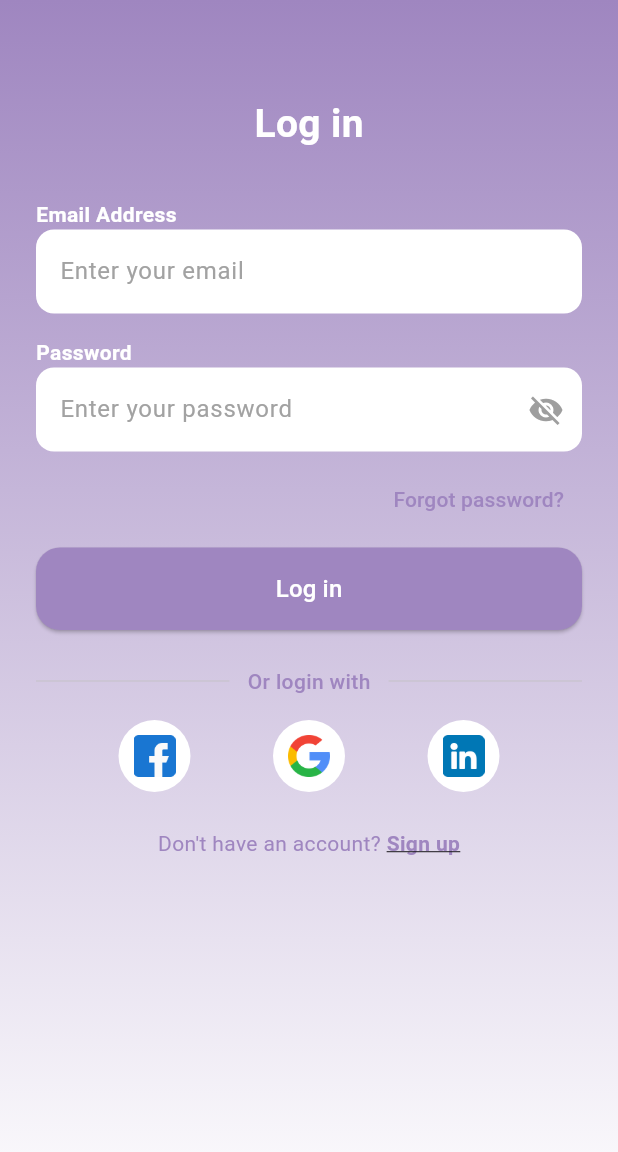
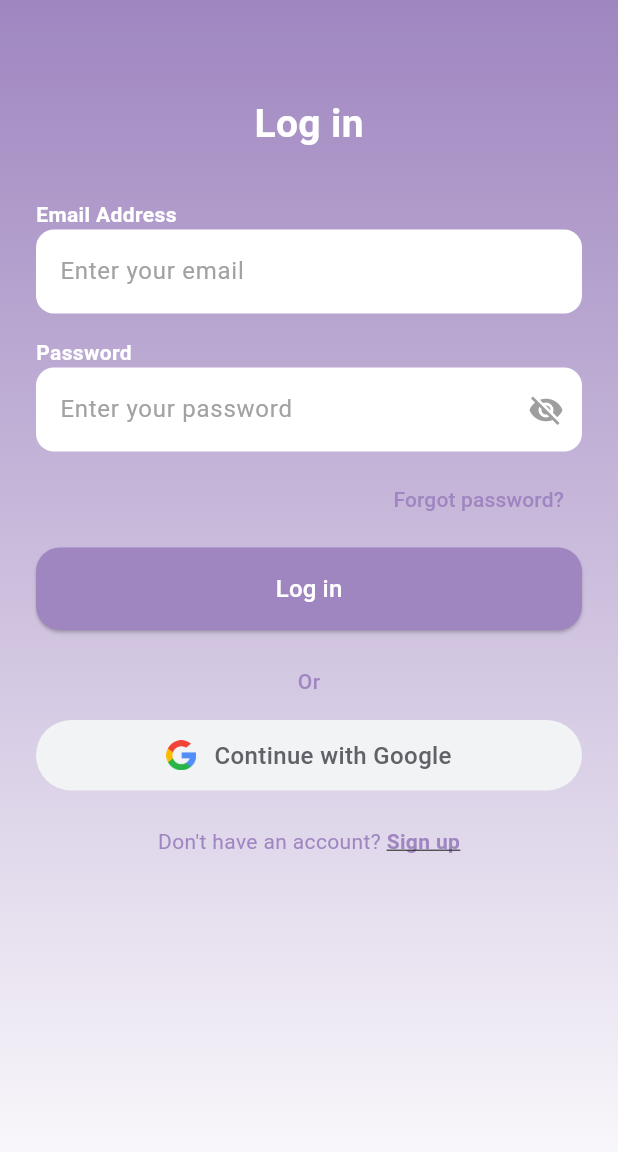
Before and after one commit to Fluently-Grad-Project/Frontend, a Flutter app: the LoginPage screen opened directly, on a phone screen of 412 x 824 dp. Shown: the top 1152 px of the screen. Run offline on Flutter 3.47's test engine with Material 3 defaults, Android fonts, the phone set to English and light mode, and no system bars; our stand-ins replace firebase_auth, firebase_core, google_sign_in; accounts and stored records are empty.

Commit message:
few changes

```diff
--- a/lib/screens/interests_page.dart
+++ b/lib/screens/interests_page.dart
@@ -125,8 +125,8 @@ class _InterestsPageState extends State<InterestsPage> {
   Widget _buildProgressBar(double progress) {
     return LinearProgressIndicator(
       value: progress,
-      backgroundColor: Colors.white,
-      valueColor: const AlwaysStoppedAnimation<Color>(Color(0xFF9F86C0)),
+      backgroundColor: const Color(0xFF9F86C0),
+      valueColor: AlwaysStoppedAnimation<Color>(Colors.white),
       minHeight: 6,
     );
   }
--- a/lib/screens/language_selection_page.dart
+++ b/lib/screens/language_selection_page.dart
@@ -95,8 +95,8 @@ class _LanguageSelectionPageState extends State<LanguageSelectionPage> {
   Widget _buildProgressBar(double progress) {
     return LinearProgressIndicator(
       value: progress,
-      backgroundColor: Colors.white,
-      valueColor: const AlwaysStoppedAnimation<Color>(Color(0xFF9F86C0)),
+      backgroundColor: const Color(0xFF9F86C0),
+      valueColor: AlwaysStoppedAnimation<Color>(Colors.white),
       minHeight: 6,
     );
   }
--- a/lib/screens/login_page.dart
+++ b/lib/screens/login_page.dart
@@ -1,6 +1,5 @@
 import 'package:flutter/material.dart';
 import 'signup_page.dart';
-import 'package:google_sign_in/google_sign_in.dart';
 import 'package:firebase_auth/firebase_auth.dart';
 import '../services/google_auth_service.dart';
 
@@ -73,14 +72,11 @@ class _LoginPageState extends State<LoginPage> {
                         fillColor: Colors.white,
                         suffixIcon: IconButton(
                           icon: Icon(
-                            obscurePassword
-                                ? Icons.visibility_off
-                                : Icons.visibility,
+                            obscurePassword ? Icons.visibility_off : Icons.visibility,
                             color: Colors.grey,
                           ),
                           onPressed: () {
-                            setState(() =>
-                            obscurePassword = !obscurePassword);
+                            setState(() => obscurePassword = !obscurePassword);
                           },
                         ),
                         border: OutlineInputBorder(
@@ -120,60 +116,60 @@ class _LoginPageState extends State<LoginPage> {
                       ),
                       child: const Text(
                         'Log in',
-                        style:
-                        TextStyle(fontSize: 16, color: Colors.white),
+                        style: TextStyle(fontSize: 16, color: Colors.white),
                       ),
                     ),
 
                     const SizedBox(height: 24),
-                    Row(
-                      children: const [
-                        Expanded(child: Divider(thickness: 1)),
-                        Padding(
-                          padding: EdgeInsets.symmetric(horizontal: 12),
+                    const Center(
                       child: Text(
-                            'Or login with',
+                        'Or',
                         style: TextStyle(
                           color: Color(0xFF9F86C0),
                           fontWeight: FontWeight.w500,
                         ),
                       ),
                     ),
-                        Expanded(child: Divider(thickness: 1)),
-                      ],
-                    ),
+                    const SizedBox(height: 16),
 
-                    const SizedBox(height: 16),
-                    Row(
-                      mainAxisAlignment: MainAxisAlignment.spaceEvenly,
-                      children: [
-                        _buildSocialIcon('assets/facebook.png'),
                     GestureDetector(
                       onTap: () async {
                         try {
-                              UserCredential? credential =
-                              await GoogleAuthService.signInWithGoogle();
-                              User? user = credential?.user;
-
-                              if (user != null && mounted) {
+                          final credential = await GoogleAuthService.signInWithGoogle();
+                          if (credential?.user != null && mounted) {
                             Navigator.pushReplacementNamed(context, '/home');
                           }
                         } catch (e) {
                           ScaffoldMessenger.of(context).showSnackBar(
                             SnackBar(
-                                  content: Text(
-                                    'Google sign-in failed: $e',
-                                    style: const TextStyle(color: Colors.white),
-                                  ),
+                              content: Text('Google sign-in failed: $e'),
                               backgroundColor: Colors.red,
                             ),
                           );
                         }
                       },
-                          child: _buildSocialIcon('assets/google.png'),
+                      child: Container(
+                        padding: const EdgeInsets.symmetric(vertical: 12, horizontal: 20),
+                        decoration: BoxDecoration(
+                          color: const Color(0xFFF1F3F4),
+                          borderRadius: BorderRadius.circular(50),
                         ),
-                        _buildSocialIcon('assets/linkedin.png'),
+                        child: Row(
+                          mainAxisAlignment: MainAxisAlignment.center,
+                          children: [
+                            Image.asset('assets/google.png', width: 20, height: 20),
+                            const SizedBox(width: 12),
+                            const Text(
+                              'Continue with Google',
+                              style: TextStyle(
+                                color: Color(0xFF5F6368),
+                                fontSize: 16,
+                                fontWeight: FontWeight.w500,
+                              ),
+                            ),
                           ],
+                        ),
+                      ),
                     ),
 
                     const SizedBox(height: 24),
@@ -182,8 +178,7 @@ class _LoginPageState extends State<LoginPage> {
                         onTap: () {
                           Navigator.push(
                             context,
-                            MaterialPageRoute(
-                                builder: (_) => const SignUpPage()),
+                            MaterialPageRoute(builder: (_) => const SignUpPage()),
                           );
                         },
                         child: const Text.rich(
@@ -244,17 +239,4 @@ class _LoginPageState extends State<LoginPage> {
       ),
     );
   }
-
-  Widget _buildSocialIcon(String assetPath) {
-    return CircleAvatar(
-      radius: 24,
-      backgroundColor: Colors.white,
-      child: Image.asset(
-        assetPath,
-        width: 28,
-        height: 28,
-        fit: BoxFit.contain,
-      ),
-    );
 }
-}
--- a/lib/screens/practice_frequency_page.dart
+++ b/lib/screens/practice_frequency_page.dart
@@ -109,12 +109,11 @@ class _PracticingFrequencyPageState extends State<PracticingFrequencyPage> {
       ),
     );
   }
-
   Widget _buildProgressBar(double progress) {
     return LinearProgressIndicator(
       value: progress,
-      backgroundColor: Colors.white,
-      valueColor: const AlwaysStoppedAnimation<Color>(Color(0xFF9F86C0)),
+      backgroundColor: const Color(0xFF9F86C0),
+      valueColor: AlwaysStoppedAnimation<Color>(Colors.white),
       minHeight: 6,
     );
   }
--- a/lib/screens/proficiency_level_page.dart
+++ b/lib/screens/proficiency_level_page.dart
@@ -101,8 +101,8 @@ class _ProficiencyLevelPageState extends State<ProficiencyLevelPage> {
   Widget _buildProgressBar(double progress) {
     return LinearProgressIndicator(
       value: progress,
-      backgroundColor: Colors.white,
-      valueColor: const AlwaysStoppedAnimation<Color>(Color(0xFF9F86C0)),
+      backgroundColor: const Color(0xFF9F86C0),
+      valueColor: AlwaysStoppedAnimation<Color>(Colors.white),
       minHeight: 6,
     );
   }
```
Lines whose indentation alone changed are shown as unchanged.
